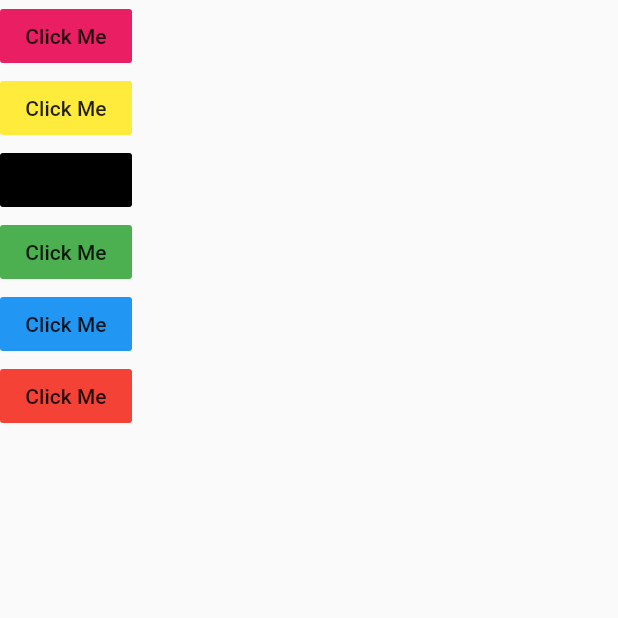
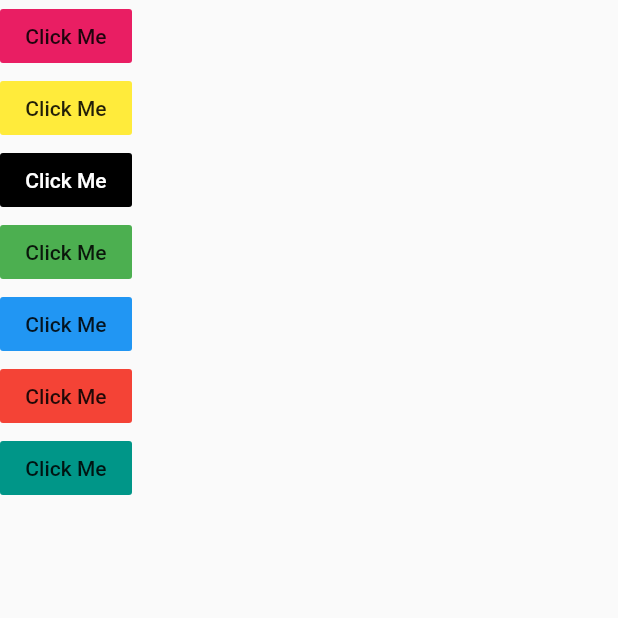
Before and after one commit to OdongoWaga/Xylophone, a Flutter app: the screen it shows after launch, on a phone screen of 412 x 824 dp, the top half of it. Run offline on Flutter 3.47's test engine with Material 2 defaults, Android fonts, the light colour scheme and no system bars; our stand-ins replace audioplayers.

Commit message:
colors and buttons

```diff
--- a/lib/main.dart
+++ b/lib/main.dart
@@ -22,7 +22,7 @@ class XylophoneApp extends StatelessWidget {
               FlatButton(
                 onPressed: () {
                   final player = AudioCache();
-                  player.play('note1.wav');
+                  player.play('note2.wav');
                 },
                 color: Colors.yellow,
                 child: Text('Click Me'),
@@ -30,15 +30,16 @@ class XylophoneApp extends StatelessWidget {
               FlatButton(
                 onPressed: () {
                   final player = AudioCache();
-                  player.play('note2.wav');
+                  player.play('note3.wav');
                 },
                 color: Colors.black,
-                child: Text('Click Me', color: Colors.white),
+                textColor: Colors.white,
+                child: Text('Click Me'),
               ),
               FlatButton(
                 onPressed: () {
                   final player = AudioCache();
-                  player.play('note3.wav');
+                  player.play('note4.wav');
                 },
                 color: Colors.green,
                 child: Text('Click Me'),
@@ -46,7 +47,7 @@ class XylophoneApp extends StatelessWidget {
               FlatButton(
                 onPressed: () {
                   final player = AudioCache();
-                  player.play('note4.wav');
+                  player.play('note5.wav');
                 },
                 color: Colors.blue,
                 child: Text('Click Me'),
@@ -54,11 +55,19 @@ class XylophoneApp extends StatelessWidget {
               FlatButton(
                 onPressed: () {
                   final player = AudioCache();
-                  player.play('note5.wav');
+                  player.play('note6.wav');
                 },
                 color: Colors.red,
                 child: Text('Click Me'),
               ),
+              FlatButton(
+                onPressed: () {
+                  final player = AudioCache();
+                  player.play('note7.wav');
+                },
+                color: Colors.teal,
+                child: Text('Click Me'),
+              )
             ],
           ),
         ),
```
